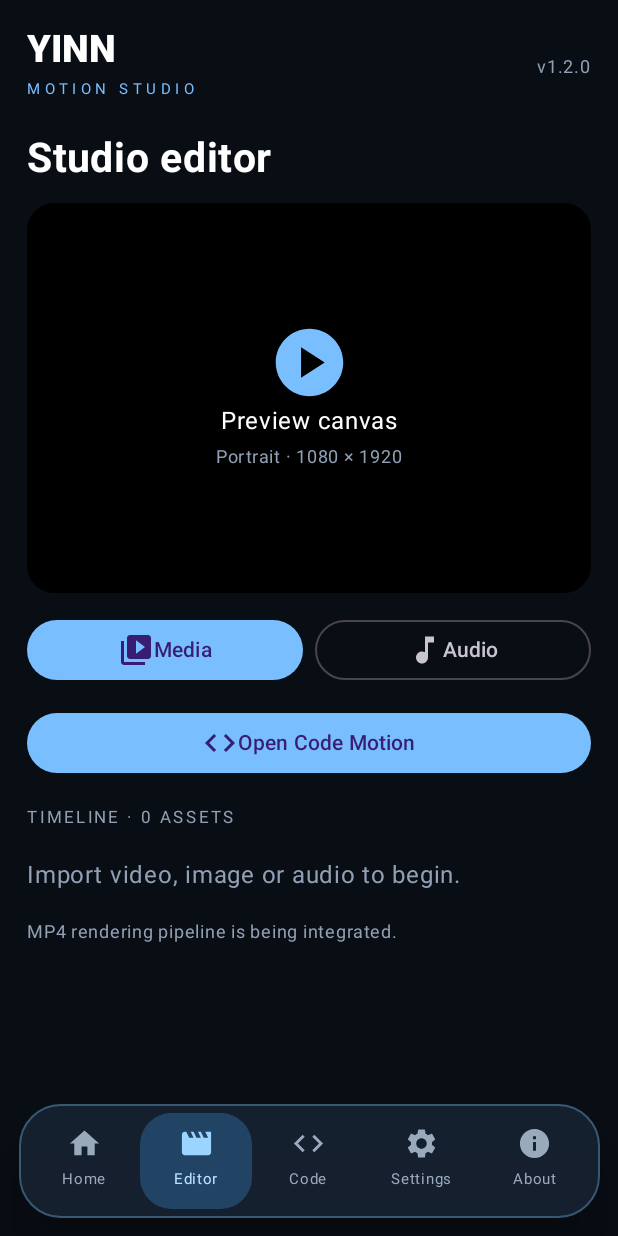
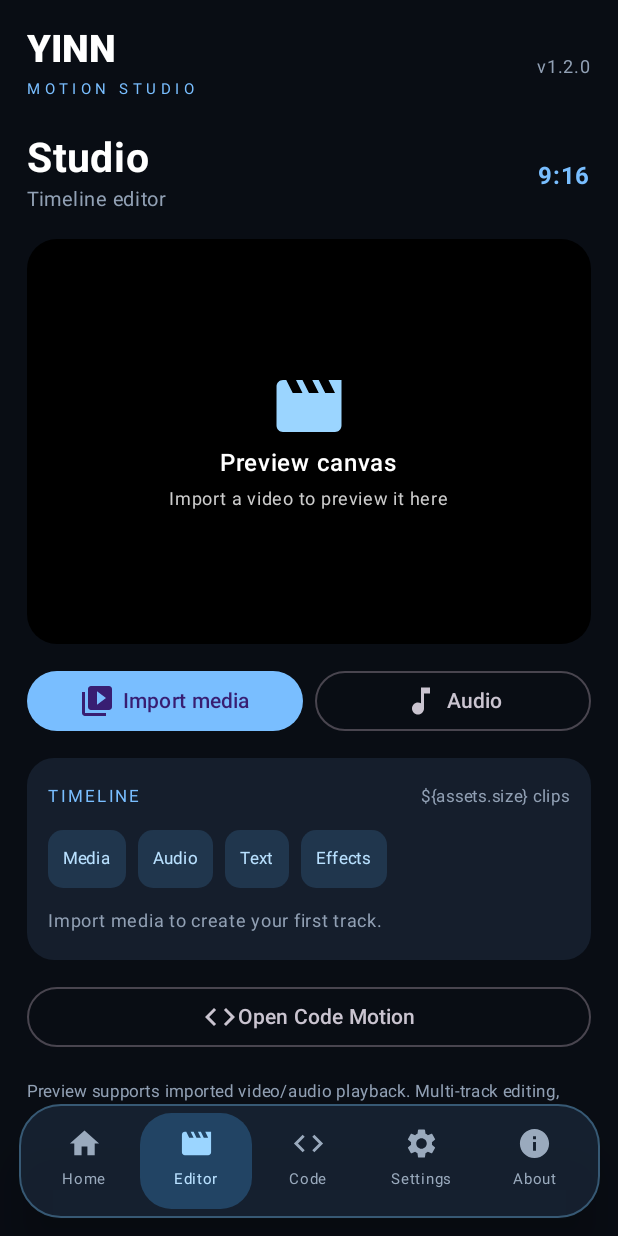
Before and after one commit to YINNSTORE/YinnMotion, an Android app built with Jetpack Compose: the screen it shows after launch (MainActivity), after a tap on "Editor", on a phone screen of 412 x 824 dp. Run offline under Robolectric (Android 15) with nearby library versions, the phone set to English and light mode, and no system bars.

Commit message:
Implement media playback preview and structured timeline clip list

```diff
--- a/app/src/main/java/com/yinndev/yinnmotion/MainActivity.kt
+++ b/app/src/main/java/com/yinndev/yinnmotion/MainActivity.kt
@@ -29,6 +29,10 @@ import androidx.compose.animation.core.animateFloatAsState
 import androidx.compose.animation.core.tween
 import androidx.compose.ui.draw.scale
 import androidx.compose.ui.draw.alpha
+import androidx.compose.ui.viewinterop.AndroidView
+import androidx.media3.exoplayer.ExoPlayer
+import androidx.media3.common.MediaItem
+import androidx.media3.ui.PlayerView
 import androidx.compose.ui.text.font.FontWeight
 import androidx.compose.ui.unit.dp
 import androidx.compose.ui.unit.sp
@@ -83,11 +87,20 @@ private fun YinnMotionApp(activity: ComponentActivity) {
     val assets = remember { mutableStateListOf<Pair<String, Uri>>() }
 
     val mediaPicker = rememberLauncherForActivityResult(ActivityResultContracts.OpenMultipleDocuments()) { uris ->
-        uris.forEach { assets.add("Media" to it) }
+        uris.forEach { uri ->
+            val mime = activity.contentResolver.getType(uri).orEmpty()
+            val kind = if (mime.startsWith("video/")) "Video" else "Image"
+            assets.add(kind to uri)
+            runCatching { activity.contentResolver.takePersistableUriPermission(uri, android.content.Intent.FLAG_GRANT_READ_URI_PERMISSION) }
+        }
         if (uris.isNotEmpty()) notice = "${uris.size} media file(s) imported"
     }
     val audioPicker = rememberLauncherForActivityResult(ActivityResultContracts.OpenDocument()) { uri ->
-        if (uri != null) { assets.add("Audio" to uri); notice = "Audio imported" }
+        if (uri != null) {
+            assets.add("Audio" to uri)
+            runCatching { activity.contentResolver.takePersistableUriPermission(uri, android.content.Intent.FLAG_GRANT_READ_URI_PERMISSION) }
+            notice = "Audio imported"
+        }
     }
 
     MaterialTheme(colorScheme = if (appearance == "light") lightColorScheme(primary = blue, background = bg, surface = panel) else darkColorScheme(primary = blue, background = bg, surface = panel)) {
@@ -193,34 +206,72 @@ private fun QuickTile(title: String, icon: androidx.compose.ui.graphics.vector.I
 
 @Composable
 private fun EditorScreen(assets: List<Pair<String, Uri>>, media: () -> Unit, audio: () -> Unit, code: () -> Unit) {
+    val context = LocalContext.current
+    val playable = assets.firstOrNull { it.first == "Video" || it.first == "Audio" }
+    val player = remember(playable?.second) {
+        ExoPlayer.Builder(context).build().apply {
+            if (playable != null) { setMediaItem(MediaItem.fromUri(playable.second)); prepare() }
+        }
+    }
+    DisposableEffect(player) { onDispose { player.release() } }
     LazyColumn(verticalArrangement = Arrangement.spacedBy(14.dp)) {
-        item { Text("Studio editor", fontSize = 27.sp, fontWeight = FontWeight.Bold, color = Color.White) }
         item {
-            Box(Modifier.fillMaxWidth().height(260.dp).background(Color.Black, RoundedCornerShape(18.dp)), contentAlignment = Alignment.Center) {
-                Column(horizontalAlignment = Alignment.CenterHorizontally) {
-                    Icon(Icons.Default.PlayCircle, null, tint = blue, modifier = Modifier.size(54.dp))
-                    Text("Preview canvas", color = Color.White)
-                    Text("Portrait · 1080 × 1920", color = muted, fontSize = 12.sp)
+            Row(verticalAlignment = Alignment.CenterVertically) {
+                Column(Modifier.weight(1f)) {
+                    Text("Studio", fontSize = 27.sp, fontWeight = FontWeight.Bold, color = foreground)
+                    Text("Timeline editor", color = muted, fontSize = 13.sp)
+                }
+                Text("9:16", color = blue, fontWeight = FontWeight.Bold)
+            }
+        }
+        item {
+            Surface(color = Color.Black, shape = RoundedCornerShape(20.dp), modifier = Modifier.fillMaxWidth().height(270.dp)) {
+                if (playable != null) {
+                    AndroidView(factory = { viewContext -> PlayerView(viewContext).apply { this.player = player; useController = true } }, modifier = Modifier.fillMaxSize(), update = { it.player = player })
+                } else {
+                    Box(Modifier.fillMaxSize(), contentAlignment = Alignment.Center) {
+                        Column(horizontalAlignment = Alignment.CenterHorizontally) {
+                            Icon(Icons.Default.Movie, null, tint = Color(0xFF9BD5FF), modifier = Modifier.size(52.dp))
+                            Text("Preview canvas", color = Color.White, fontWeight = FontWeight.SemiBold)
+                            Text("Import a video to preview it here", color = Color.LightGray, fontSize = 12.sp)
+                        }
+                    }
                 }
             }
         }
-        item { Row(horizontalArrangement = Arrangement.spacedBy(8.dp)) {
-            Button(onClick = media, modifier = Modifier.weight(1f)) { Icon(Icons.Default.VideoLibrary, null); Text("Media") }
-            OutlinedButton(onClick = audio, modifier = Modifier.weight(1f)) { Icon(Icons.Default.MusicNote, null); Text("Audio") }
-        } }
-        item { Button(onClick = code, modifier = Modifier.fillMaxWidth()) { Icon(Icons.Default.Code, null); Text("Open Code Motion") } }
-        item { Text("TIMELINE · ${assets.size} ASSETS", color = muted, fontSize = 11.sp, letterSpacing = 2.sp) }
-        if (assets.isEmpty()) item { Text("Import video, image or audio to begin.", color = muted) }
-        items(assets) { asset ->
-            Surface(color = panel, shape = RoundedCornerShape(12.dp), modifier = Modifier.fillMaxWidth()) {
-                Row(Modifier.padding(13.dp), verticalAlignment = Alignment.CenterVertically) {
-                    Icon(if (asset.first == "Audio") Icons.Default.AudioFile else Icons.Default.Movie, null, tint = blue)
-                    Spacer(Modifier.width(10.dp))
-                    Column { Text(asset.first, color = Color.White); Text(asset.second.lastPathSegment ?: "Imported file", color = muted, fontSize = 11.sp) }
+        item {
+            Row(horizontalArrangement = Arrangement.spacedBy(8.dp)) {
+                Button(onClick = media, modifier = Modifier.weight(1f)) { Icon(Icons.Default.VideoLibrary, null); Spacer(Modifier.width(5.dp)); Text("Import media") }
+                OutlinedButton(onClick = audio, modifier = Modifier.weight(1f)) { Icon(Icons.Default.MusicNote, null); Spacer(Modifier.width(5.dp)); Text("Audio") }
+            }
+        }
+        item {
+            Surface(color = panel, shape = RoundedCornerShape(18.dp), modifier = Modifier.fillMaxWidth()) {
+                Column(Modifier.padding(14.dp), verticalArrangement = Arrangement.spacedBy(10.dp)) {
+                    Row(verticalAlignment = Alignment.CenterVertically) {
+                        Text("TIMELINE", color = blue, fontSize = 11.sp, letterSpacing = 2.sp, modifier = Modifier.weight(1f))
+                        Text("\${assets.size} clips", color = muted, fontSize = 11.sp)
+                    }
+                    Row(horizontalArrangement = Arrangement.spacedBy(8.dp)) {
+                        listOf("Media", "Audio", "Text", "Effects").forEach { tool ->
+                            Surface(color = Color(0xFF20364D), shape = RoundedCornerShape(10.dp)) { Text(tool, color = Color(0xFFB9E1FF), fontSize = 11.sp, modifier = Modifier.padding(horizontal = 10.dp, vertical = 7.dp)) }
+                        }
+                    }
+                    if (assets.isEmpty()) Text("Import media to create your first track.", color = muted, fontSize = 12.sp)
+                    assets.forEachIndexed { index, asset ->
+                        Row(Modifier.fillMaxWidth().background(Color(0xFF101722), RoundedCornerShape(10.dp)).padding(10.dp), verticalAlignment = Alignment.CenterVertically) {
+                            Text("\${index + 1}", color = blue, fontSize = 11.sp)
+                            Spacer(Modifier.width(10.dp))
+                            Icon(when(asset.first) { "Audio" -> Icons.Default.AudioFile; "Image" -> Icons.Default.Image; else -> Icons.Default.Movie }, null, tint = blue)
+                            Spacer(Modifier.width(8.dp))
+                            Column(Modifier.weight(1f)) { Text(asset.first, color = foreground, fontSize = 13.sp); Text(asset.second.lastPathSegment ?: "Imported file", color = muted, fontSize = 10.sp, maxLines = 1) }
+                        }
+                    }
                 }
             }
         }
-        item { Text("MP4 rendering pipeline is being integrated.", color = muted, fontSize = 12.sp) }
+        item { OutlinedButton(onClick = code, modifier = Modifier.fillMaxWidth()) { Icon(Icons.Default.Code, null); Text("Open Code Motion") } }
+        item { Text("Preview supports imported video/audio playback. Multi-track editing, effects and MP4 export are still under development.", color = muted, fontSize = 11.sp) }
     }
 }
 
```
